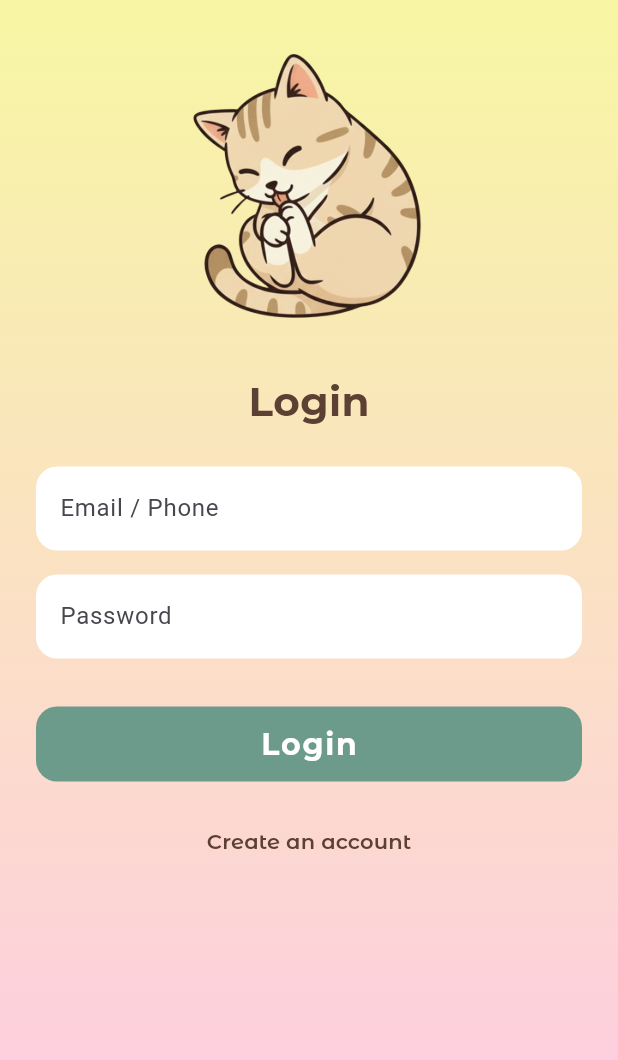
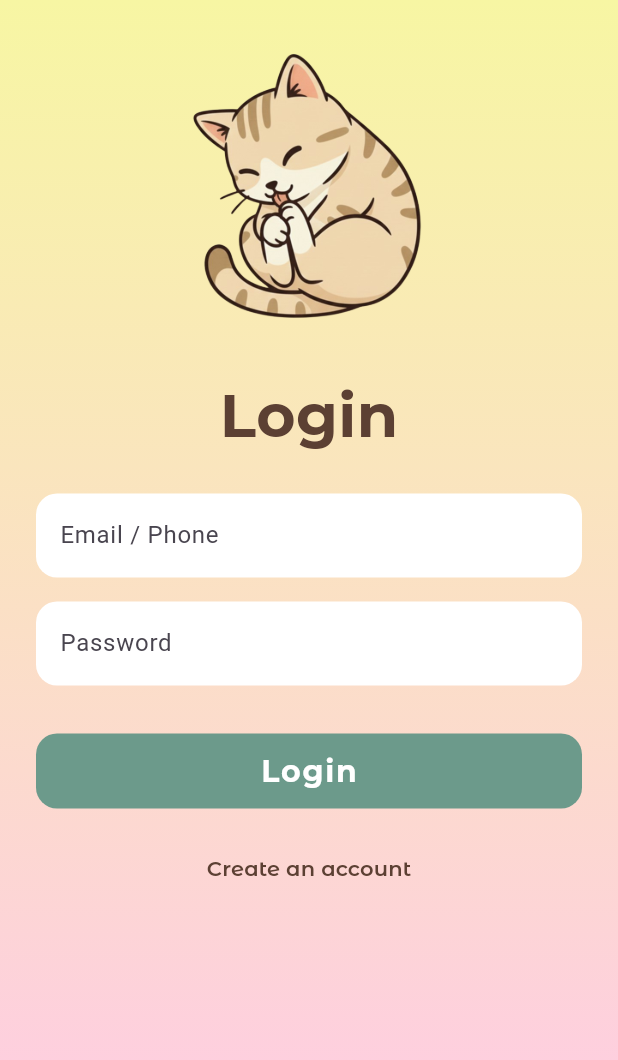
Before and after one commit to NIIIIIINO/Smart_Cat_Water_Bowl, a Flutter app: the screen it shows after launch, after a tap on "START", after a tap on "Login", on a phone screen of 412 x 824 dp. Shown: the top 1060 px of the screen. Run offline on Flutter 3.47's test engine with Material 3 defaults, Android fonts, the phone set to English and light mode, and no system bars; our stand-ins replace cloud_firestore, firebase_auth, firebase_core, firebase_storage, image_picker; accounts and stored records are empty; project files that could hold a hidden picture were left out.

Commit message:
Update login_page.dart

```diff
--- a/smart_cat_water_bowl/lib/pages/login_page.dart
+++ b/smart_cat_water_bowl/lib/pages/login_page.dart
@@ -78,7 +78,7 @@ class _LoginPageState extends State<LoginPage> {
                   'Login',
                   style: TextStyle(
                     fontFamily: 'MontserratAlternates',
-                    fontSize: 27,
+                    fontSize: 40,
                     fontWeight: FontWeight.w700,
                     color: Color(0xFF5C4033),
                   ),
```
